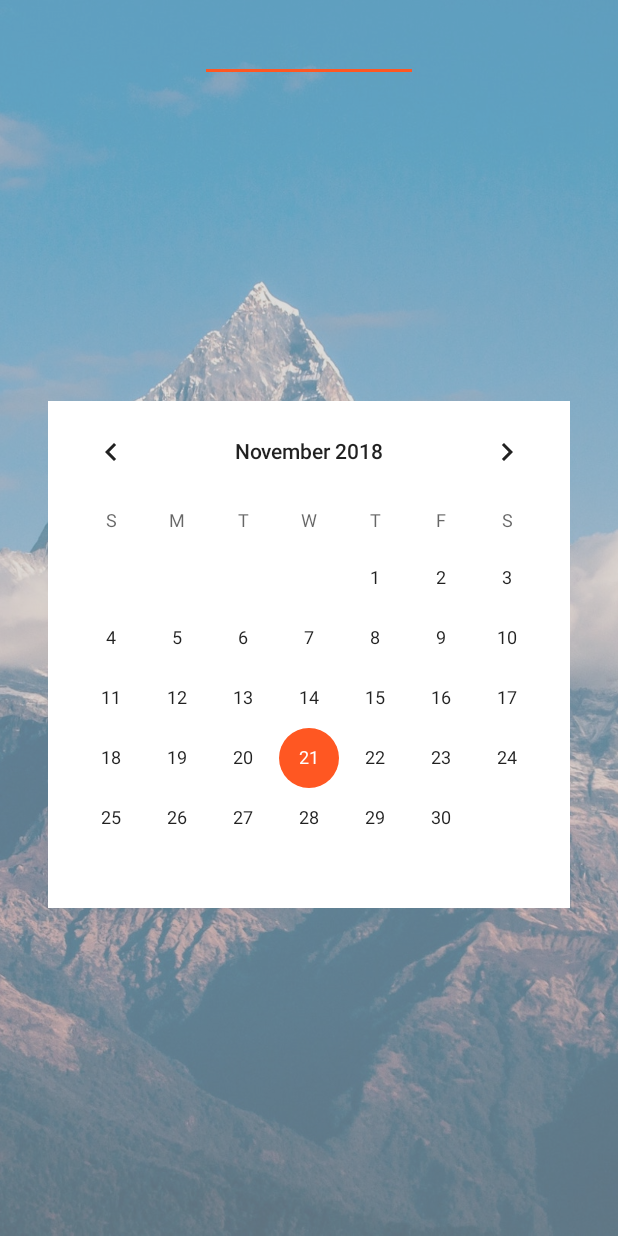
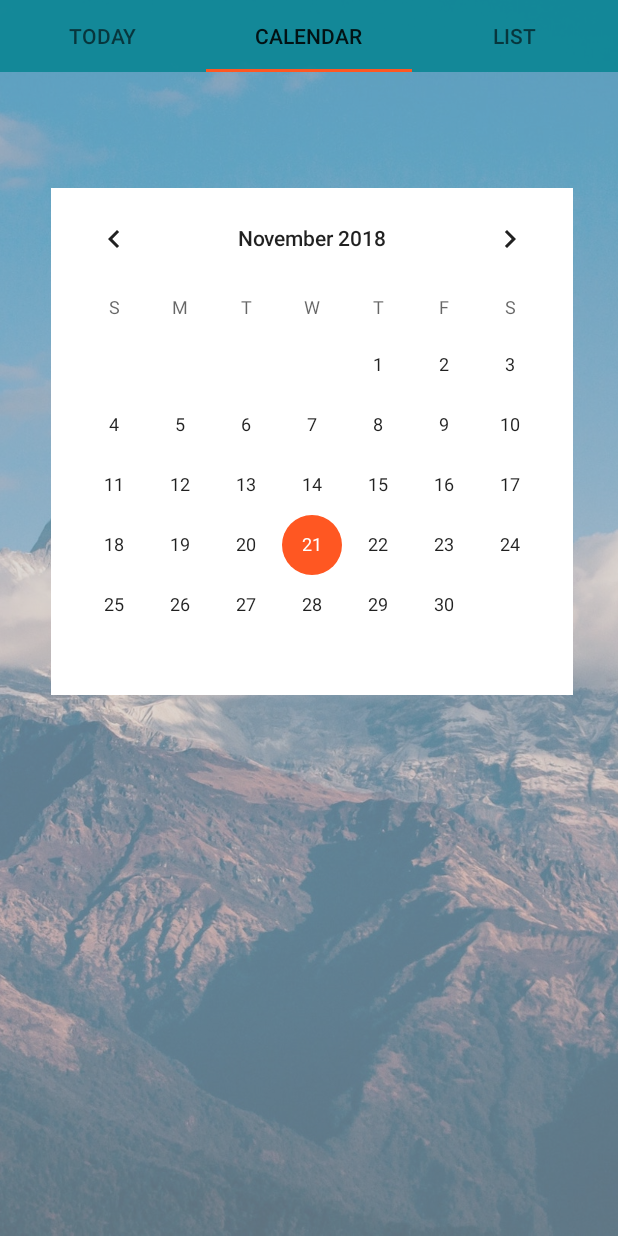
Before and after one commit to Naomath/SokutanSupport, an Android app: the screen it shows after launch (MainActivity), tab 2 chosen, on a phone screen of 412 x 824 dp. Run offline under Robolectric (Android 15) with nearby library versions, the phone set to English and light mode, and no system bars.

```diff
--- a/app/src/main/kotlin/com/sokutansupport/studentorder/sokutansupport/MainActivity.kt
+++ b/app/src/main/kotlin/com/sokutansupport/studentorder/sokutansupport/MainActivity.kt
@@ -15,41 +15,9 @@
 
 class MainActivity : AppCompatActivity() {
 
-    val TODAY: Int = 0
-    val CALENDAR: Int = 1
-    val LIST: Int = 2
-    //それぞれのfragmentの状態を表すときに使う
-
-    /*
-    private val mOnNavigationItemSelectedListener = BottomNavigationView.OnNavigationItemSelectedListener { item ->
-        when (item.itemId) {
-            R.id.navigation_today -> {
-                setOutFragment(TODAY)
-                return@OnNavigationItemSelectedListener true
-            }
-            R.id.navigation_calendar -> {
-                setOutFragment(CALENDAR)
-                return@OnNavigationItemSelectedListener true
-            }
-            R.id.navigation_list -> {
-                setOutFragment(LIST)
-                return@OnNavigationItemSelectedListener true
-            }
-        }
-        false
-    }
-    */
-
     override fun onCreate(savedInstanceState: Bundle?) {
         super.onCreate(savedInstanceState)
         setContentView(R.layout.activity_main)
-
-        /*
-        navigation.setOnNavigationItemSelectedListener(mOnNavigationItemSelectedListener)
-        val drawable = navigation.background
-        drawable.alpha = 0
-        //ここでbottom navigationのbackgroundを透明にしている
-        */
 
         val manager: FragmentManager = supportFragmentManager
         val adapter :FragmentPageAdapter = FragmentPageAdapter(manager)
@@ -58,18 +26,4 @@
 
     }
 
-/*
-    fun setOutFragment(mode: Int) {
-        val transaction = supportFragmentManager.beginTransaction()
-
-        when (mode) {
-            TODAY -> transaction.replace(R.id.viewPager, TodayFragment.newInstance())
-
-            CALENDAR -> transaction.replace(R.id.viewPager, CalendarFragment.newInstance())
-
-            LIST -> transaction.replace(R.id.viewPager, ListFragment.newInstance())
-        }
-        transaction.commit()
-    }
-    */
 }
--- a/app/src/main/kotlin/com/sokutansupport/studentorder/sokutansupport/fragments/CalendarFragment.kt
+++ b/app/src/main/kotlin/com/sokutansupport/studentorder/sokutansupport/fragments/CalendarFragment.kt
@@ -1,7 +1,6 @@
 package com.sokutansupport.studentorder.sokutansupport.fragments
 
-import android.content.Context
-import android.net.Uri
+
 import android.os.Bundle
 import android.support.v4.app.Fragment
 import android.view.LayoutInflater
--- a/app/src/main/kotlin/com/sokutansupport/studentorder/sokutansupport/fragments/FragmentPageAdapter.kt
+++ b/app/src/main/kotlin/com/sokutansupport/studentorder/sokutansupport/fragments/FragmentPageAdapter.kt
@@ -21,4 +21,15 @@
     override fun getCount(): Int {
         return 3
     }
+
+    override fun getPageTitle(position: Int): CharSequence? {
+
+        when (position) {
+            0 -> return "Today"
+            1 -> return "Calendar"
+            2 -> return "List"
+        }
+
+        return null
+    }
 }
--- a/app/src/main/res/drawable/round_button.xml
+++ b/app/src/main/res/drawable/round_button.xml
@@ -8,6 +8,6 @@
         android:height="80dp"/>
 
     <!-- 背景色 -->
-    <solid android:color="@color/cyan_300" />
+    <solid android:color="@color/button_blue" />
 
 </shape>
--- a/app/src/main/res/layout/activity_main.xml
+++ b/app/src/main/res/layout/activity_main.xml
@@ -18,27 +18,16 @@
         android:layout_height="match_parent"
         android:src="#80bdbdbd" />
 
-
-<!--
-        <android.support.design.widget.BottomNavigationView
-            android:id="@+id/navigation"
-            android:layout_width="match_parent"
-            android:layout_height="wrap_content"
-            android:layout_alignParentBottom="true"
-            android:background="?android:attr/windowBackground"
-            app:itemBackground="@color/clear"
-            app:itemIconTint="@color/bottom_navigation"
-            app:itemTextColor="@color/bottom_navigation"
-            app:menu="@menu/navigation" />
-            -->
     <LinearLayout
         android:layout_width="match_parent"
         android:layout_height="match_parent"
         android:orientation="vertical">
+
     <android.support.design.widget.TabLayout
         android:id="@+id/tabLayout"
         android:layout_width="match_parent"
-        android:layout_height="wrap_content"/>
+        android:layout_height="wrap_content"
+        android:background="@color/cyan_800_80"/>
 
     <android.support.v4.view.ViewPager
         android:id="@+id/viewPager"
--- a/app/src/main/res/layout/fragment_calendar.xml
+++ b/app/src/main/res/layout/fragment_calendar.xml
@@ -1,6 +1,7 @@
 <?xml version="1.0" encoding="utf-8"?>
 <android.support.constraint.ConstraintLayout xmlns:android="http://schemas.android.com/apk/res/android"
     xmlns:app="http://schemas.android.com/apk/res-auto"
+    xmlns:tools="http://schemas.android.com/tools"
     android:layout_width="match_parent"
     android:layout_height="match_parent"
     android:background="@color/clear">
@@ -9,13 +10,32 @@
         android:id="@+id/calendarView"
         android:layout_width="wrap_content"
         android:layout_height="wrap_content"
-        android:layout_marginStart="32dp"
-        android:layout_marginLeft="32dp"
-        android:layout_marginEnd="32dp"
-        android:layout_marginRight="32dp"
+        android:layout_marginStart="64dp"
+        android:layout_marginLeft="64dp"
+        android:layout_marginTop="16dp"
+        android:layout_marginEnd="64dp"
+        android:layout_marginRight="64dp"
         android:background="@color/grey_white_1000"
         app:layout_constraintBottom_toBottomOf="parent"
         app:layout_constraintEnd_toEndOf="parent"
+        app:layout_constraintHorizontal_bias="0.478"
         app:layout_constraintStart_toStartOf="parent"
-        app:layout_constraintTop_toTopOf="parent" />
+        app:layout_constraintTop_toTopOf="parent"
+        app:layout_constraintVertical_bias="0.145" />
+
+    <Button
+        android:id="@+id/button"
+        android:layout_width="wrap_content"
+        android:layout_height="wrap_content"
+        android:background="@color/button_blue"
+        android:padding="10dp"
+        android:text="@string/add_test"
+        android:textColor="@color/grey_100"
+        app:layout_constraintBottom_toTopOf="parent"
+        app:layout_constraintEnd_toEndOf="parent"
+        app:layout_constraintStart_toStartOf="parent"
+        app:layout_constraintTop_toBottomOf="parent"
+        app:layout_constraintVertical_bias="0.19" />
+
+
 </android.support.constraint.ConstraintLayout>
--- a/app/src/main/res/layout/fragment_list.xml
+++ b/app/src/main/res/layout/fragment_list.xml
@@ -5,10 +5,8 @@
     android:layout_height="match_parent"
     tools:context=".fragments.ListFragment">
 
-    <!-- TODO: Update blank fragment layout -->
     <TextView
         android:layout_width="match_parent"
-        android:layout_height="match_parent"
-        android:text="@string/hello_blank_fragment" />
+        android:layout_height="match_parent" />
 
 </FrameLayout>
--- a/app/src/main/res/values/colors.xml
+++ b/app/src/main/res/values/colors.xml
@@ -167,6 +167,7 @@
     <color name="cyan_600">#00acc1</color>
     <color name="cyan_700">#0097a7</color>
     <color name="cyan_800">#00838f</color>
+    <color name="cyan_800_80">#CC00838f</color>
     <color name="cyan_900">#006064</color>
     <color name="cyan_A100">#84ffff</color>
     <color name="cyan_A200">#18ffff</color>
@@ -330,5 +331,6 @@
     <color name="blue_grey_900">#263238</color>
 
     <color name="clear">#00ffffff</color>
+    <color name="button_blue">#4dd0e1</color>
 
 </resources>
--- a/app/src/main/res/values/strings.xml
+++ b/app/src/main/res/values/strings.xml
@@ -7,4 +7,6 @@
 
     <!-- TODO: Remove or change this placeholder text -->
     <string name="hello_blank_fragment">Hello blank fragment</string>
+
+    <string name="add_test">Add Test</string>
 </resources>
```
